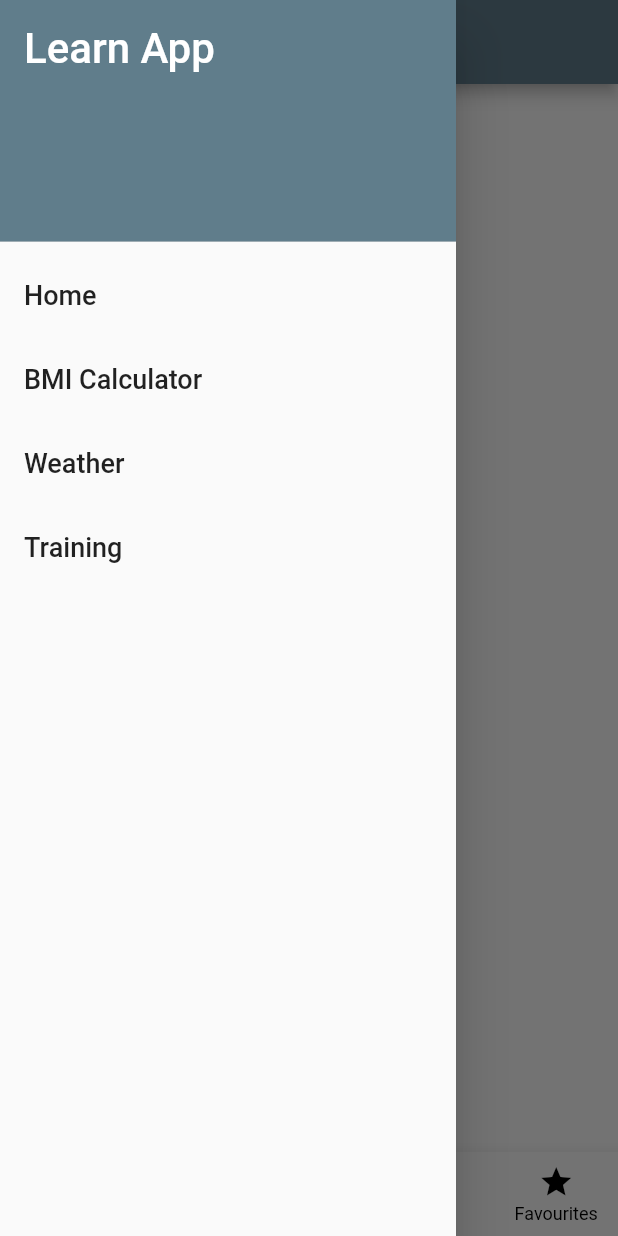
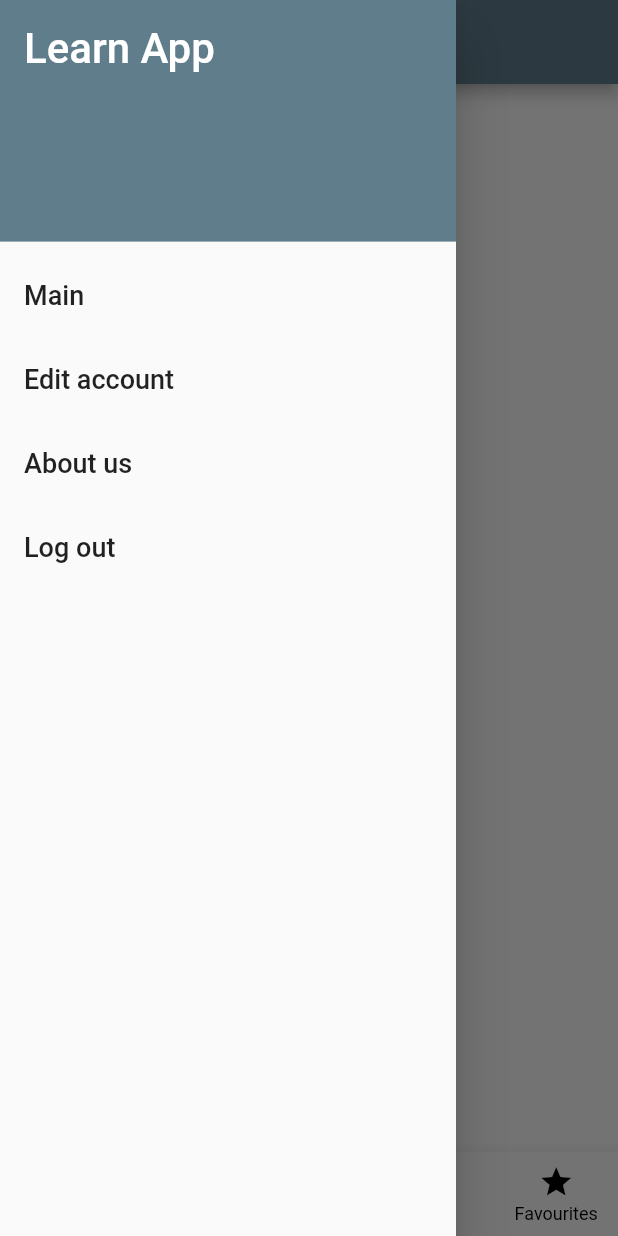
Before and after one commit to dmusial98/LearnApp, a Flutter app: the AddScreen screen opened by its route, with the side drawer open, on a phone screen of 412 x 824 dp. Run offline on Flutter 3.47's test engine with Material 2 defaults, Android fonts, the phone set to English and light mode, and no system bars.

Commit message:
Edit profile screen added

```diff
--- a/lib/main.dart
+++ b/lib/main.dart
@@ -1,5 +1,6 @@
 import 'package:flutter/material.dart';
 import 'package:my_app/screens/add_screen.dart';
+import 'package:my_app/screens/edit_profile_screen.dart';
 import 'package:my_app/screens/explore_screen.dart';
 import 'package:my_app/screens/search_screen.dart';
 import 'package:my_app/screens/own_screen.dart';
@@ -25,6 +26,7 @@ class LearnApp extends StatelessWidget {
         '/explore': (context) => const ExploreScreen(),
         '/add': (context) => const AddScreen(),
         '/favourites': (context) => const FavouriteScreen(),
+        '/edit_profile': (context) => const EditProfileScreen()
       }
     );
   }
--- a/lib/screens/own_screen.dart
+++ b/lib/screens/own_screen.dart
@@ -10,7 +10,7 @@ class OwnScreen extends StatelessWidget {
   @override
   Widget build(BuildContext context) {
     return Scaffold(
-        appBar: AppBar(title: const Text('Learn App')),
+        appBar: AppBar(title: const Text('Own')),
         drawer: const MenuDrawer(),
         bottomNavigationBar: MenuBottom(),
         body: Container(
--- a/lib/shared/menu_drawer.dart
+++ b/lib/shared/menu_drawer.dart
@@ -1,6 +1,7 @@
 // ignore_for_file: unused_local_variable
 
 import 'package:flutter/material.dart';
+import 'package:my_app/screens/edit_profile_screen.dart';
 import '../screens/search_screen.dart';
 import '../screens/own_screen.dart';
 
@@ -19,10 +20,10 @@ class MenuDrawer extends StatelessWidget {
   List<Widget> buildMenuItems(BuildContext context)
   {
     final List<String> menuTitles = [
-      'Home',
-      'BMI Calculator',
-      'Weather',
-      'Training'
+      'Main',
+      'Edit account',
+      'About us',
+      'Log out'
     ];
 
     List<Widget> menuItems = [];
@@ -39,10 +40,16 @@ class MenuDrawer extends StatelessWidget {
         title: Text(element, style: const TextStyle(fontSize: 18)),
         onTap: () {
           switch(element) {
-            case 'Home':
+            case 'Main':
               screen = const OwnScreen();
               break;
-            case 'BMI Calculator':
+            case 'Edit account':
+              screen = const EditProfileScreen();
+              break;
+            case 'About us':
+              screen = const SearchScreen();
+              break;
+            case 'Log out':
               screen = const SearchScreen();
               break;
           }
```
Also changed, not shown: lib/screens/edit_profile_screen.dart (added, +65 -0 lines).
